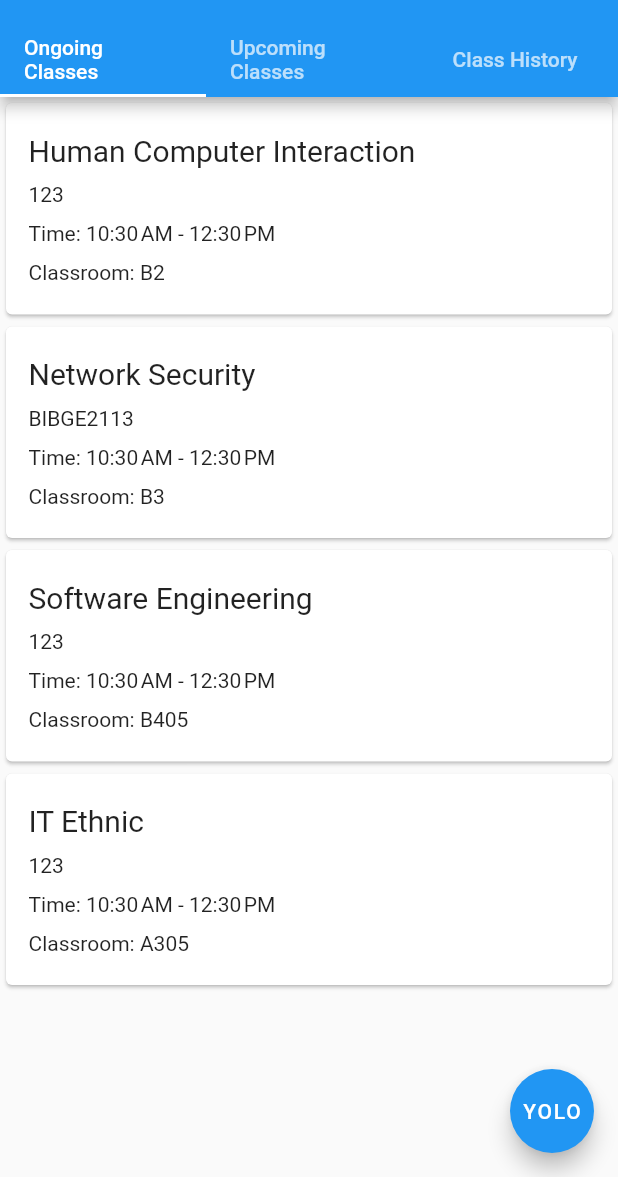
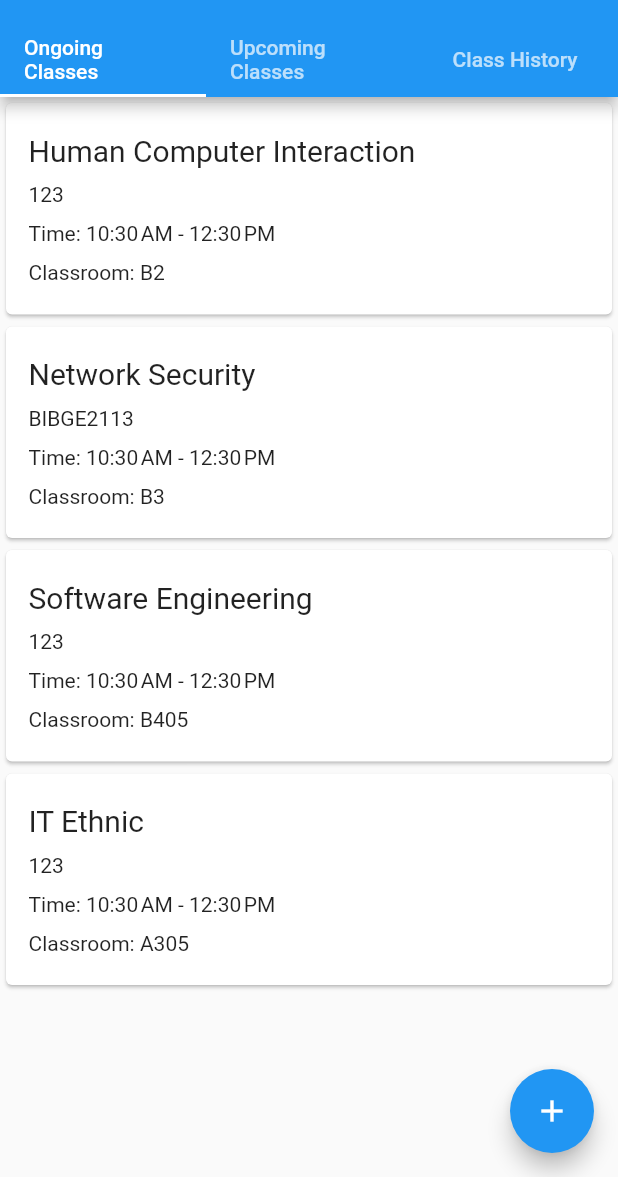
Before and after one commit to Elysu/Student-Attendance-System-With-WiFi-Detection, a Flutter app: the screen it shows after launch, on a phone screen of 412 x 824 dp, the part 59-1236 px from its top. Run offline on Flutter 3.47's test engine with Material 2 defaults, Android fonts, the phone set to English and light mode, and no system bars.

Commit message:
converted some stateless widgets to stateful and restore last working state

```diff
--- a/lib/class_listview.dart
+++ b/lib/class_listview.dart
@@ -1,7 +1,7 @@
 import 'package:flutter/material.dart';
 import 'package:intl/intl.dart';
 
-Widget buildOngoingClass(BuildContext context, int index, classList) {
+Widget buildClassList(BuildContext context, int index, List classList) {
   final classes = classList[index];
   return Card(
       child: Padding(
--- a/lib/class_tabs/ongoing_class_view.dart
+++ b/lib/class_tabs/ongoing_class_view.dart
@@ -3,9 +3,14 @@ import 'package:student_attendance_fyp/class_data_models/ongoing_class.dart';
 import 'package:student_attendance_fyp/class_listview.dart';
 import 'package:intl/intl.dart';
 
-class OngoingClassView extends StatelessWidget {
+class OngoingClassView extends StatefulWidget {
   OngoingClassView({Key? key}) : super(key: key);
 
+  @override
+  State<OngoingClassView> createState() => _OngoingClassViewState();
+}
+
+class _OngoingClassViewState extends State<OngoingClassView> {
   final List<OngoingClass> classList = [
     OngoingClass("Human Computer Interaction", "123", "B2", DateTime.now(), DateTime.now().add(const Duration(hours: 2))),
     OngoingClass("Network Security", "BIBGE2113", "B3", DateTime.now(), DateTime.now().add(const Duration(hours: 2))),
@@ -20,7 +25,7 @@ class OngoingClassView extends StatelessWidget {
       width: double.infinity,
       child: ListView.builder(
         itemCount: classList.length,
-        itemBuilder: (BuildContext context, int index) => buildOngoingClass(context, index, classList)
+        itemBuilder: (BuildContext context, int index) => buildClassList(context, index, classList)
       ),
     );
   }
--- a/lib/main.dart
+++ b/lib/main.dart
@@ -10,6 +10,7 @@ void main() {
   ));
 }
 
+//this is just TabBar so stateless is fine
 class Home extends StatelessWidget {
   @override
   Widget build(BuildContext context) {
@@ -28,16 +29,17 @@ class Home extends StatelessWidget {
             ],
           ),
         ),
+        floatingActionButton: FloatingActionButton(
+          onPressed: (){},
+          child: Icon(Icons.add),
+          backgroundColor: Colors.blue[500],
+        ),
         body: TabBarView(
           children: <Widget>[
             OngoingClassView(),
             UpcomingClassView(),
             ClassHistoryView()
           ],
-        ),
-        floatingActionButton: FloatingActionButton(
-          onPressed: () {},
-          child: const Text("YOLO"),
         ),
         drawer: Drawer(
           child: Center(
```
